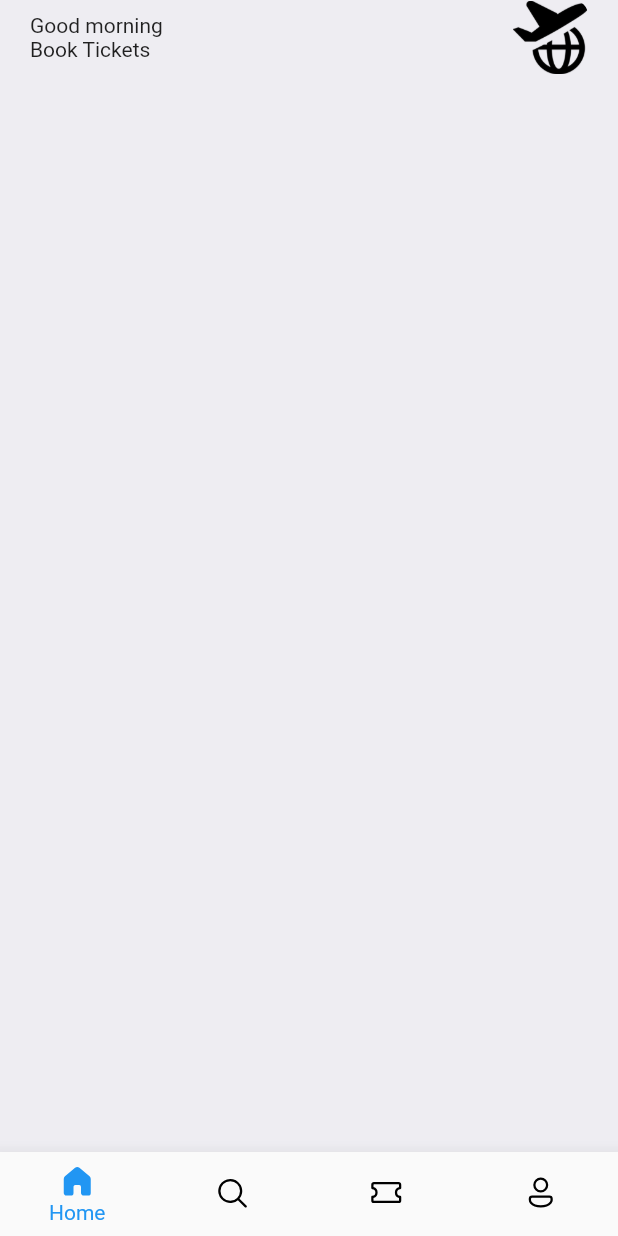
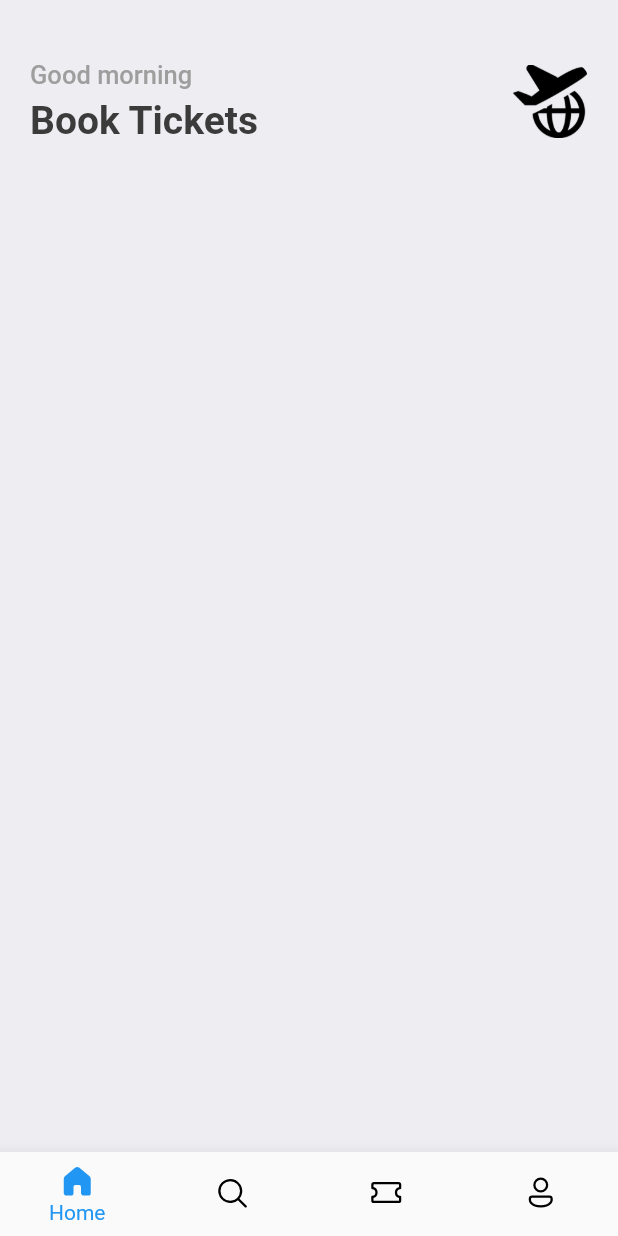
Before and after one commit to nirav-bugs/TicketBooking-FlutterApp, a Flutter app: the screen it shows after launch, on a phone screen of 412 x 824 dp. Run offline on Flutter 3.47's test engine with Material 2 defaults, Android fonts, the phone set to English and light mode, and no system bars; our stand-ins replace fluentui_icons, gap.

Commit message:
Add Styles class mainly

```diff
--- /dev/null
+++ b/lib/app_styles.dart
@@ -0,0 +1,22 @@
+import 'package:flutter/material.dart';
+
+// Color primary = const Color(0xFF68daf);
+final Color primary = Color.fromARGB(255, 255, 0, 81);
+
+class Styles {
+  static Color primaryColor = primary;
+  static Color textcolor = const Color(0xFF3b3b3b);
+  static Color bgcolor = const Color(0xFFeeedf2);
+  static Color orangeColor = Color.fromARGB(255, 127, 0, 0);
+
+  static TextStyle textstyle =
+      TextStyle(fontSize: 16, color: textcolor, fontWeight: FontWeight.w500);
+  static TextStyle headlinestyle =
+      TextStyle(fontSize: 26, color: textcolor, fontWeight: FontWeight.bold);
+  static TextStyle headlinestyle2 =
+      TextStyle(fontSize: 21, color: textcolor, fontWeight: FontWeight.bold);
+  static TextStyle headlinestyle3 = TextStyle(
+      fontSize: 17, color: Colors.grey.shade500, fontWeight: FontWeight.w500);
+  static TextStyle headlinestyle4 = TextStyle(
+      fontSize: 14, color: Colors.grey.shade500, fontWeight: FontWeight.w500);
+}
--- a/lib/main.dart
+++ b/lib/main.dart
@@ -1,5 +1,7 @@
 import 'package:flutter/material.dart';
 import 'package:ticket_booking/screens/bottom_bar.dart';
+
+import 'app_styles.dart';
 
 void main() {
   runApp(const MyApp());
@@ -14,7 +16,8 @@ class MyApp extends StatelessWidget {
       debugShowCheckedModeBanner: false,
       title: 'Flutter Demo',
       theme: ThemeData(
-        primarySwatch: Colors.blue,
+        //  primarySwatch: Colors.red,
+        primaryColor: primary,
       ),
       home: BottomBar(),
     );
--- a/lib/screens/bottom_bar.dart
+++ b/lib/screens/bottom_bar.dart
@@ -1,6 +1,5 @@
 import 'package:fluentui_icons/fluentui_icons.dart';
 import 'package:flutter/material.dart';
-
 import 'homeScreen.dart';
 
 class BottomBar extends StatefulWidget {
--- a/lib/screens/homeScreen.dart
+++ b/lib/screens/homeScreen.dart
@@ -1,4 +1,6 @@
 import 'package:flutter/material.dart';
+import 'package:gap/gap.dart';
+import 'package:ticket_booking/app_styles.dart';
 
 class HomeScreen extends StatelessWidget {
   const HomeScreen({super.key});
@@ -6,21 +8,29 @@ class HomeScreen extends StatelessWidget {
   @override
   Widget build(BuildContext context) {
     return Scaffold(
-      backgroundColor: Color(0xFFeeedf2),
+      backgroundColor: Styles.bgcolor,
       body: ListView(
         children: [
           Container(
             padding: const EdgeInsets.symmetric(horizontal: 20),
             child: Column(
               children: [
+                const Gap(40),
                 Row(
                   mainAxisAlignment: MainAxisAlignment.spaceBetween,
                   children: [
                     Column(
                       crossAxisAlignment: CrossAxisAlignment.start,
-                      children: const [
-                        Text("Good morning"),
-                        Text("Book Tickets"),
+                      children: [
+                        Text(
+                          "Good morning",
+                          style: Styles.headlinestyle3,
+                        ),
+                        const Gap(5),
+                        Text(
+                          "Book Tickets",
+                          style: Styles.headlinestyle,
+                        ),
                       ],
                     ),
                     Container(
--- a/pubspec.yaml
+++ b/pubspec.yaml
@@ -35,6 +35,7 @@ dependencies:
   # Use with the CupertinoIcons class for iOS style icons.
   cupertino_icons: ^1.0.2
   fluentui_icons: ^1.0.0
+  gap: ^2.0.0
 
 dev_dependencies:
   flutter_test:
@@ -60,6 +61,7 @@ flutter:
   # To add assets to your application, add an assets section, like this:
   assets:
     - assets/images/
+    - utils/
   #   - images/a_dot_ham.jpeg
 
   # An image asset can refer to one or more resolution-specific "variants", see
```
Also changed, not shown: pubspec.lock.
